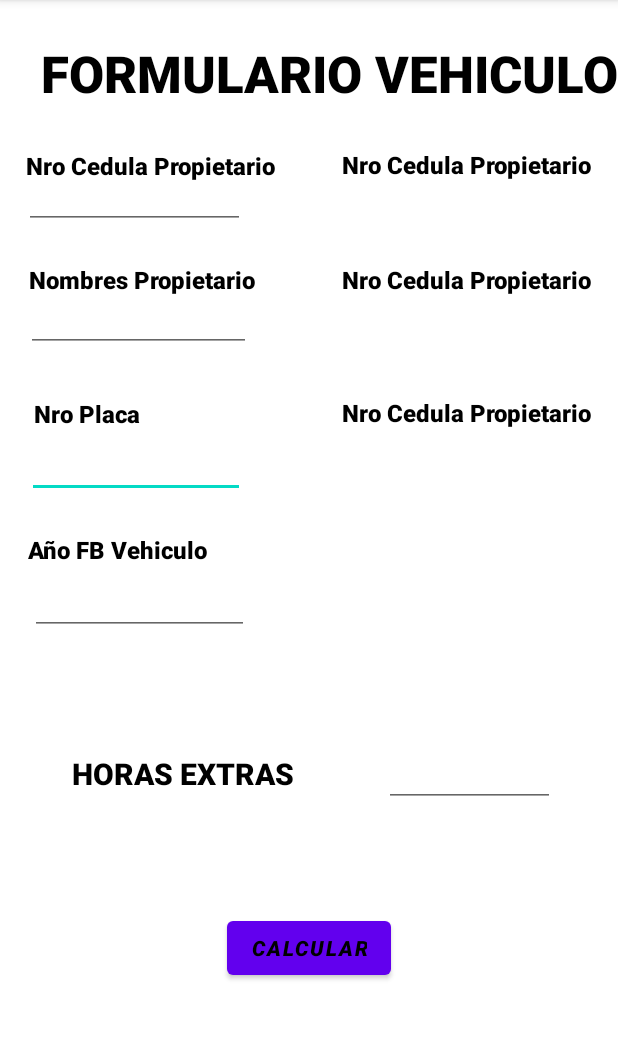
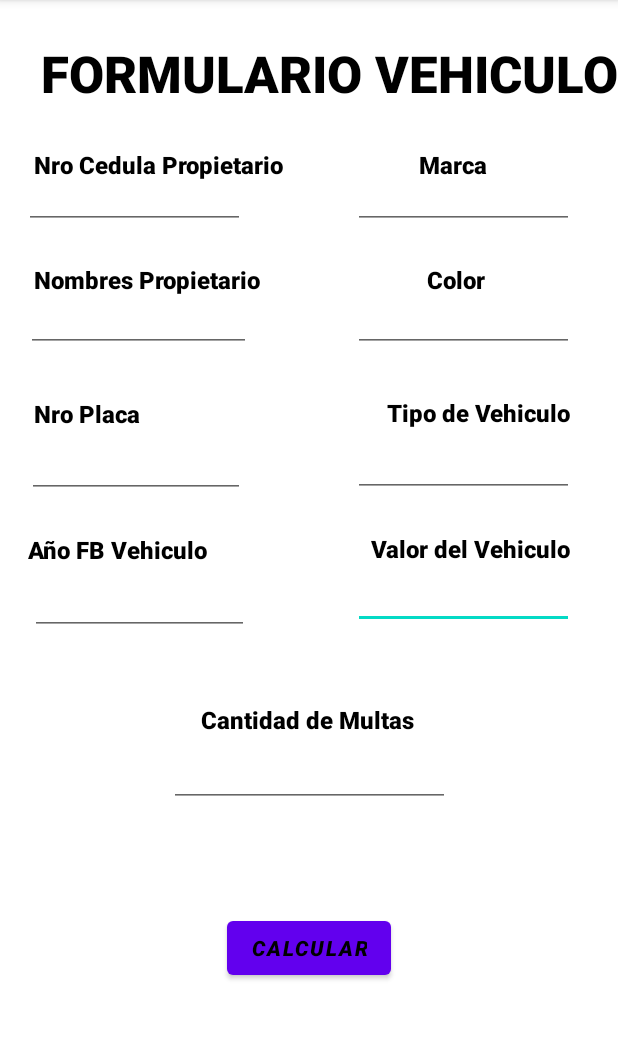
Before and after one commit to GabyValladares/MovilExamenPrimeraParcialIIPA2023, an Android app: the FormularioVehiculo screen opened directly, with no data from a screen before it, on a phone screen of 412 x 824 dp, the part 84-1124 px from its top. Run offline under Robolectric (Android 15) with nearby library versions, the phone set to English and light mode, and no system bars.

Commit message:
Complementacion de FormularioVehiculo

```diff
--- a/app/src/main/res/layout/activity_formulario_vehiculo.xml
+++ b/app/src/main/res/layout/activity_formulario_vehiculo.xml
@@ -7,7 +7,50 @@
     tools:context=".FormularioVehiculo">
 
     <EditText
-        android:id="@+id/txthijos"
+        android:id="@+id/txtvalor"
+        android:layout_width="147dp"
+        android:layout_height="24dp"
+        android:ems="10"
+        android:inputType="text"
+        android:textColor="@color/design_default_color_on_secondary"
+        app:layout_constraintBottom_toBottomOf="parent"
+        app:layout_constraintEnd_toEndOf="parent"
+        app:layout_constraintHorizontal_bias="0.89"
+        app:layout_constraintStart_toStartOf="parent"
+        app:layout_constraintTop_toTopOf="parent"
+        app:layout_constraintVertical_bias="0.531" />
+
+    <EditText
+        android:id="@+id/txttipo"
+        android:layout_width="147dp"
+        android:layout_height="24dp"
+        android:ems="10"
+        android:inputType="text"
+        android:textColor="@color/design_default_color_on_secondary"
+        app:layout_constraintBottom_toBottomOf="parent"
+        app:layout_constraintEnd_toEndOf="parent"
+        app:layout_constraintHorizontal_bias="0.89"
+        app:layout_constraintStart_toStartOf="parent"
+        app:layout_constraintTop_toTopOf="parent"
+        app:layout_constraintVertical_bias="0.413" />
+
+    <TextView
+        android:id="@+id/textView10"
+        android:layout_width="wrap_content"
+        android:layout_height="wrap_content"
+        android:fontFamily="sans-serif-black"
+        android:text="Valor del Vehiculo"
+        android:textColor="@color/black"
+        android:textSize="16sp"
+        app:layout_constraintBottom_toBottomOf="parent"
+        app:layout_constraintEnd_toEndOf="parent"
+        app:layout_constraintHorizontal_bias="0.885"
+        app:layout_constraintStart_toStartOf="parent"
+        app:layout_constraintTop_toTopOf="parent"
+        app:layout_constraintVertical_bias="0.475" />
+
+    <EditText
+        android:id="@+id/txtplaca"
         android:layout_width="145dp"
         android:layout_height="27dp"
         android:ems="10"
@@ -21,7 +64,7 @@
         app:layout_constraintVertical_bias="0.411" />
 
     <EditText
-        android:id="@+id/txtcargo"
+        android:id="@+id/txtfbvehiculo"
         android:layout_width="146dp"
         android:layout_height="28dp"
         android:ems="10"
@@ -60,22 +103,22 @@
         android:textSize="16sp"
         app:layout_constraintBottom_toBottomOf="parent"
         app:layout_constraintEnd_toEndOf="parent"
-        app:layout_constraintHorizontal_bias="0.07"
+        app:layout_constraintHorizontal_bias="0.092"
         app:layout_constraintStart_toStartOf="parent"
         app:layout_constraintTop_toTopOf="parent"
-        app:layout_constraintVertical_bias="0.133" />
+        app:layout_constraintVertical_bias="0.132" />
 
     <TextView
         android:id="@+id/textView7"
         android:layout_width="wrap_content"
         android:layout_height="wrap_content"
         android:fontFamily="sans-serif-black"
-        android:text="Nro Cedula Propietario"
+        android:text="Marca"
         android:textColor="@color/black"
         android:textSize="16sp"
         app:layout_constraintBottom_toBottomOf="parent"
         app:layout_constraintEnd_toEndOf="parent"
-        app:layout_constraintHorizontal_bias="0.929"
+        app:layout_constraintHorizontal_bias="0.761"
         app:layout_constraintStart_toStartOf="parent"
         app:layout_constraintTop_toTopOf="parent"
         app:layout_constraintVertical_bias="0.132" />
@@ -85,12 +128,12 @@
         android:layout_width="wrap_content"
         android:layout_height="wrap_content"
         android:fontFamily="sans-serif-black"
-        android:text="Nro Cedula Propietario"
+        android:text="Color"
         android:textColor="@color/black"
         android:textSize="16sp"
         app:layout_constraintBottom_toBottomOf="parent"
         app:layout_constraintEnd_toEndOf="parent"
-        app:layout_constraintHorizontal_bias="0.929"
+        app:layout_constraintHorizontal_bias="0.762"
         app:layout_constraintStart_toStartOf="parent"
         app:layout_constraintTop_toTopOf="parent"
         app:layout_constraintVertical_bias="0.235" />
@@ -100,12 +143,12 @@
         android:layout_width="wrap_content"
         android:layout_height="wrap_content"
         android:fontFamily="sans-serif-black"
-        android:text="Nro Cedula Propietario"
+        android:text="Tipo de Vehiculo"
         android:textColor="@color/black"
         android:textSize="16sp"
         app:layout_constraintBottom_toBottomOf="parent"
         app:layout_constraintEnd_toEndOf="parent"
-        app:layout_constraintHorizontal_bias="0.929"
+        app:layout_constraintHorizontal_bias="0.892"
         app:layout_constraintStart_toStartOf="parent"
         app:layout_constraintTop_toTopOf="parent"
         app:layout_constraintVertical_bias="0.354" />
@@ -120,7 +163,7 @@
         android:textSize="16sp"
         app:layout_constraintBottom_toBottomOf="parent"
         app:layout_constraintEnd_toEndOf="parent"
-        app:layout_constraintHorizontal_bias="0.075"
+        app:layout_constraintHorizontal_bias="0.087"
         app:layout_constraintStart_toStartOf="parent"
         app:layout_constraintTop_toTopOf="parent"
         app:layout_constraintVertical_bias="0.235" />
@@ -160,18 +203,18 @@
         android:layout_width="wrap_content"
         android:layout_height="wrap_content"
         android:fontFamily="sans-serif-black"
-        android:text="HORAS EXTRAS"
+        android:text="Cantidad de Multas"
         android:textColor="@color/black"
-        android:textSize="20sp"
+        android:textSize="16sp"
         app:layout_constraintBottom_toBottomOf="parent"
         app:layout_constraintEnd_toEndOf="parent"
-        app:layout_constraintHorizontal_bias="0.183"
+        app:layout_constraintHorizontal_bias="0.496"
         app:layout_constraintStart_toStartOf="parent"
         app:layout_constraintTop_toTopOf="parent"
-        app:layout_constraintVertical_bias="0.678" />
+        app:layout_constraintVertical_bias="0.628" />
 
     <EditText
-        android:id="@+id/txtnombre"
+        android:id="@+id/txtcedula"
         android:layout_width="147dp"
         android:layout_height="24dp"
         android:ems="10"
@@ -185,21 +228,48 @@
         app:layout_constraintVertical_bias="0.173" />
 
     <EditText
-        android:id="@+id/txtextras"
-        android:layout_width="114dp"
-        android:layout_height="54dp"
+        android:id="@+id/txtmarca"
+        android:layout_width="147dp"
+        android:layout_height="24dp"
         android:ems="10"
         android:inputType="text"
         android:textColor="@color/design_default_color_on_secondary"
         app:layout_constraintBottom_toBottomOf="parent"
         app:layout_constraintEnd_toEndOf="parent"
-        app:layout_constraintHorizontal_bias="0.858"
+        app:layout_constraintHorizontal_bias="0.89"
         app:layout_constraintStart_toStartOf="parent"
         app:layout_constraintTop_toTopOf="parent"
-        app:layout_constraintVertical_bias="0.678" />
+        app:layout_constraintVertical_bias="0.173" />
 
     <EditText
-        android:id="@+id/txtempresa"
+        android:id="@+id/txtcolor"
+        android:layout_width="147dp"
+        android:layout_height="24dp"
+        android:ems="10"
+        android:inputType="text"
+        android:textColor="@color/design_default_color_on_secondary"
+        app:layout_constraintBottom_toBottomOf="parent"
+        app:layout_constraintEnd_toEndOf="parent"
+        app:layout_constraintHorizontal_bias="0.89"
+        app:layout_constraintStart_toStartOf="parent"
+        app:layout_constraintTop_toTopOf="parent"
+        app:layout_constraintVertical_bias="0.283" />
+
+    <EditText
+        android:id="@+id/txtmultas"
+        android:layout_width="187dp"
+        android:layout_height="35dp"
+        android:ems="10"
+        android:inputType="text"
+        android:textColor="@color/design_default_color_on_secondary"
+        app:layout_constraintBottom_toBottomOf="parent"
+        app:layout_constraintEnd_toEndOf="parent"
+        app:layout_constraintStart_toStartOf="parent"
+        app:layout_constraintTop_toTopOf="parent"
+        app:layout_constraintVertical_bias="0.686" />
+
+    <EditText
+        android:id="@+id/txtnombre"
         android:layout_width="150dp"
         android:layout_height="27dp"
         android:ems="10"
@@ -213,7 +283,7 @@
         app:layout_constraintVertical_bias="0.28" />
 
     <Button
-        android:id="@+id/btncalcular"
+        android:id="@+id/btnconsultar"
         android:layout_width="wrap_content"
         android:layout_height="wrap_content"
         android:text="CALCULAR"
```
